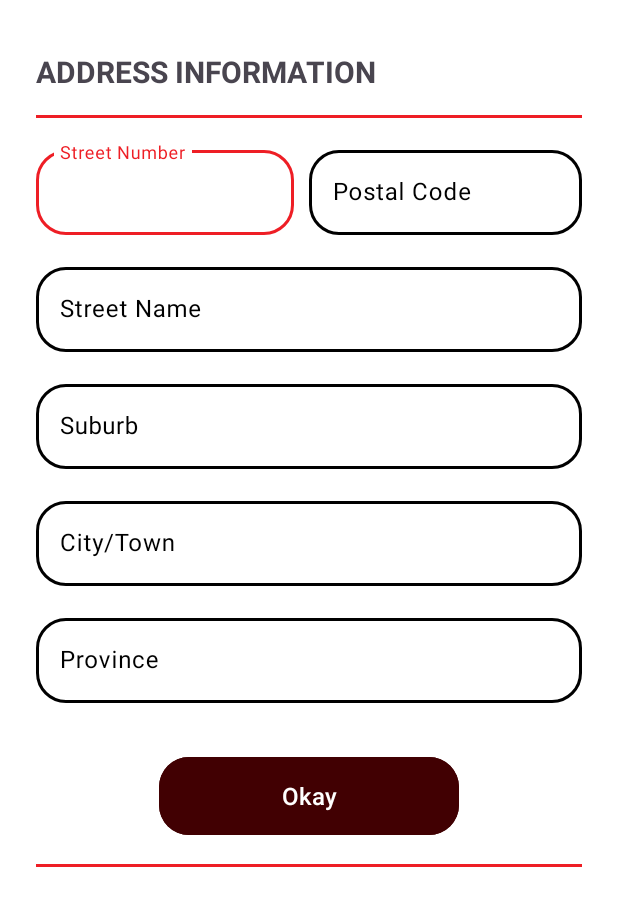
After one commit to Pierce-Robinson/MediaSpace, an Android app: the layout delivery_address.xml on its own in the app's theme, with its tools: preview values and no code run, on a phone screen of 412 x 824 dp. The commit adds this screen. Shown: the top 906 px of the screen. Run offline under Robolectric (Android 15) with nearby library versions, the phone set to English and light mode, and no system bars.

Commit message:
added the delivery xml and then altered the categoires page

```diff
--- a/app/src/main/java/com/varsitycollege/mediaspace/ui/CategoriesFragment.kt
+++ b/app/src/main/java/com/varsitycollege/mediaspace/ui/CategoriesFragment.kt
@@ -1,6 +1,7 @@
 // CategoriesFragment.kt
 package com.varsitycollege.mediaspace.ui
 
+import android.icu.util.ULocale.Category
 import android.os.Bundle
 import android.util.Log
 import android.view.LayoutInflater
--- a/app/src/main/res/layout/category_item.xml
+++ b/app/src/main/res/layout/category_item.xml
@@ -23,19 +23,22 @@
         android:layout_height="match_parent"
         android:adjustViewBounds="true"
         android:scaleType="centerCrop"
-        android:src="@drawable/mediaspace_m" />
+        android:alpha="0.1"
+        android:src="@drawable/mediaspace_w" />
 
     <androidx.appcompat.widget.LinearLayoutCompat
         android:layout_width="match_parent"
         android:layout_height="match_parent"
-        android:orientation="vertical">
+        android:orientation="vertical"
+        android:gravity="center_horizontal"
+        android:layout_margin="23dp">
 
         <com.google.android.material.textview.MaterialTextView
             android:id="@+id/categoryTitle"
             android:layout_width="wrap_content"
             android:layout_height="wrap_content"
             android:layout_margin="15dp"
-            android:gravity="center_vertical"
+            android:gravity="center"
             android:maxWidth="350dp"
             android:maxHeight="65dp"
             android:minWidth="150dp"
--- /dev/null
+++ b/app/src/main/res/layout/delivery_address.xml
@@ -0,0 +1,190 @@
+<androidx.appcompat.widget.LinearLayoutCompat
+    xmlns:android="http://schemas.android.com/apk/res/android"
+    xmlns:app="http://schemas.android.com/apk/res-auto"
+    xmlns:tools="http://schemas.android.com/tools"
+    android:layout_width="match_parent"
+    android:layout_height="match_parent"
+    tools:context=".UpdateProfileActivity">
+
+    <ScrollView
+        android:id="@+id/scrollView"
+        android:layout_width="match_parent"
+        android:layout_height="match_parent"
+        android:layout_marginTop="24dp"
+        android:layout_marginHorizontal="24dp"
+        android:orientation="vertical">
+
+        <androidx.appcompat.widget.LinearLayoutCompat
+            android:layout_width="match_parent"
+            android:layout_height="match_parent"
+            android:orientation="vertical">
+
+            <com.google.android.material.textview.MaterialTextView
+                android:id="@+id/txtBasicInfo"
+                android:layout_width="match_parent"
+                android:layout_height="wrap_content"
+                android:layout_marginTop="10dp"
+                android:text="@string/addressinfo"
+                android:textSize="20sp"
+                android:textStyle="bold" />
+
+            <View
+                android:id="@+id/solidLine3"
+                android:layout_width="match_parent"
+                android:layout_height="2dp"
+                android:layout_marginTop="15dp"
+                android:layout_marginBottom="16dp"
+                android:background="?attr/colorPrimary" />
+
+            <LinearLayout
+                android:layout_width="match_parent"
+                android:layout_height="wrap_content"
+                android:orientation="horizontal">
+
+
+                <com.google.android.material.textfield.TextInputLayout
+                    android:id="@+id/streetNumberTextField"
+                    android:layout_width="0dp"
+                    android:layout_weight="1"
+                    android:layout_height="wrap_content"
+                    android:hint="@string/streetnum"
+                    android:paddingEnd="10dp"
+                    app:boxCornerRadiusBottomEnd="20dp"
+                    app:boxCornerRadiusBottomStart="20dp"
+                    app:boxCornerRadiusTopEnd="20dp"
+                    app:boxCornerRadiusTopStart="20dp"
+                    app:boxStrokeWidth="2dp">
+
+                    <com.google.android.material.textfield.TextInputEditText
+                        android:id="@+id/streetNumberEditText"
+                        android:layout_width="match_parent"
+                        android:layout_height="wrap_content"
+                        android:inputType="number" />
+
+                </com.google.android.material.textfield.TextInputLayout>
+
+
+                <com.google.android.material.textfield.TextInputLayout
+                    android:id="@+id/postalCodeTextField"
+                    android:layout_width="0dp"
+                    android:layout_weight="1"
+                    android:layout_height="wrap_content"
+                    android:layout_marginBottom="16dp"
+                    android:hint="@string/postalcode"
+                    app:boxCornerRadiusBottomEnd="20dp"
+                    app:boxCornerRadiusBottomStart="20dp"
+                    app:boxCornerRadiusTopEnd="20dp"
+                    app:boxCornerRadiusTopStart="20dp"
+                    app:boxStrokeErrorColor="?colorError"
+                    app:boxStrokeWidth="2dp">
+
+                    <com.google.android.material.textfield.TextInputEditText
+                        android:id="@+id/postalCodeEditText"
+                        android:layout_width="match_parent"
+                        android:layout_height="wrap_content"
+                        android:inputType="text" />
+                </com.google.android.material.textfield.TextInputLayout>
+
+            </LinearLayout>
+
+
+            <com.google.android.material.textfield.TextInputLayout
+                android:id="@+id/streetNameTextField"
+                android:layout_width="match_parent"
+                android:layout_height="match_parent"
+                android:layout_marginBottom="16dp"
+                android:hint="@string/streetname"
+                app:boxCornerRadiusBottomEnd="20dp"
+                app:boxCornerRadiusBottomStart="20dp"
+                app:boxCornerRadiusTopEnd="20dp"
+                app:boxCornerRadiusTopStart="20dp"
+                app:boxStrokeErrorColor="?colorError"
+                app:boxStrokeWidth="2dp">
+
+                <com.google.android.material.textfield.TextInputEditText
+                    android:id="@+id/streetNameEditText"
+                    android:layout_width="match_parent"
+                    android:layout_height="wrap_content"
+                    android:inputType="text" />
+
+            </com.google.android.material.textfield.TextInputLayout>
+
+            <com.google.android.material.textfield.TextInputLayout
+                android:id="@+id/textSuburb"
+                android:layout_width="match_parent"
+                android:layout_height="wrap_content"
+                android:layout_marginBottom="16dp"
+                android:hint="@string/suburb"
+                app:boxCornerRadiusBottomEnd="20dp"
+                app:boxCornerRadiusBottomStart="20dp"
+                app:boxCornerRadiusTopEnd="20dp"
+                app:boxCornerRadiusTopStart="20dp"
+                app:boxStrokeWidth="2dp">
+
+                <com.google.android.material.textfield.TextInputEditText
+                    android:id="@+id/editTextSuburb"
+                    android:layout_width="match_parent"
+                    android:layout_height="wrap_content"
+                    android:inputType="text" />
+            </com.google.android.material.textfield.TextInputLayout>
+
+
+            <com.google.android.material.textfield.TextInputLayout
+                android:id="@+id/textCityTown"
+                android:layout_width="match_parent"
+                android:layout_height="wrap_content"
+                android:layout_marginBottom="16dp"
+                android:hint="@string/citytown"
+                app:boxCornerRadiusBottomEnd="20dp"
+                app:boxCornerRadiusBottomStart="20dp"
+                app:boxCornerRadiusTopEnd="20dp"
+                app:boxCornerRadiusTopStart="20dp"
+                app:boxStrokeWidth="2dp">
+
+                <com.google.android.material.textfield.TextInputEditText
+                    android:id="@+id/editTextCityTown"
+                    android:layout_width="match_parent"
+                    android:layout_height="wrap_content"
+                    android:inputType="text" />
+            </com.google.android.material.textfield.TextInputLayout>
+
+            <com.google.android.material.textfield.TextInputLayout
+                android:id="@+id/textProvince"
+                android:layout_width="match_parent"
+                android:layout_height="wrap_content"
+                android:layout_marginBottom="16dp"
+                android:hint="@string/province"
+                app:boxCornerRadiusBottomEnd="20dp"
+                app:boxCornerRadiusBottomStart="20dp"
+                app:boxCornerRadiusTopEnd="20dp"
+                app:boxCornerRadiusTopStart="20dp"
+                app:boxStrokeWidth="2dp">
+
+                <com.google.android.material.textfield.TextInputEditText
+                    android:id="@+id/editTextProvince"
+                    android:layout_width="match_parent"
+                    android:layout_height="wrap_content"
+                    android:inputType="text" />
+            </com.google.android.material.textfield.TextInputLayout>
+
+            <com.google.android.material.button.MaterialButton
+                android:id="@+id/submitAddressInfo"
+                android:backgroundTint="?attr/colorOnErrorContainer"
+                android:layout_width="200dp"
+                android:layout_gravity="center"
+                android:layout_height="60dp"
+                android:layout_marginTop="16dp"
+                android:text="@string/Okay"
+                android:textSize="16sp"
+                app:cornerRadius="20dp"/>
+
+            <View
+                android:id="@+id/solidLine1"
+                android:layout_width="match_parent"
+                android:layout_height="2dp"
+                android:layout_marginTop="15dp"
+                android:layout_marginBottom="15dp"
+                android:background="?attr/colorPrimary"/>
+        </androidx.appcompat.widget.LinearLayoutCompat>
+    </ScrollView>
+</androidx.appcompat.widget.LinearLayoutCompat>
--- a/app/src/main/res/layout/fragment_profile.xml
+++ b/app/src/main/res/layout/fragment_profile.xml
@@ -165,7 +165,7 @@
         android:id="@+id/logoutButton"
         android:layout_width="match_parent"
         android:layout_height="60dp"
-        android:backgroundTint="?attr/colorPrimaryContainer"
+        android:backgroundTint="?attr/colorBackgroundFloating"
         android:text="Log Out"
         android:textSize="16dp"
         app:cornerRadius="20dp"
@@ -181,7 +181,7 @@
         android:layout_width="match_parent"
         android:layout_height="60dp"
         android:layout_marginTop="20dp"
-        android:backgroundTint="?attr/colorError"
+        android:backgroundTint="?attr/colorPrimary"
         android:text="Delete Account"
         android:textSize="16dp"
         app:cornerRadius="20dp"
--- a/app/src/main/res/values/strings.xml
+++ b/app/src/main/res/values/strings.xml
@@ -28,6 +28,13 @@
     <string name="notifications">Notifications</string>
     <string name="update">Update Profile</string>
     <string name="category_name">Category Name</string>
+    <string name="streetnum">Street Number</string>
+    <string name="streetname">Street Name</string>
+    <string name="suburb">Suburb</string>
+    <string name="citytown">City/Town</string>
+    <string name="province">Province</string>
+    <string name="postalcode">Postal Code</string>
+    <string name="Okay">Okay</string>
 
 
 
```
